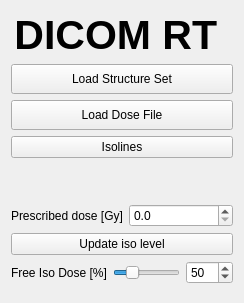
This is Plugins/org.mitk.dicomrtview/src/internal/DcmRTVControls.ui in MITK/MITK as Qt 5 draws it before an edit. The edited form follows.
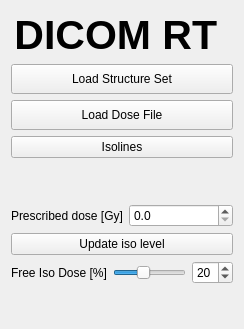
This is the edited form.

Commit message: cleaned up the used shader files

Diff of the .ui file:
```diff
--- a/Plugins/org.mitk.dicomrtview/src/internal/DcmRTVControls.ui
+++ b/Plugins/org.mitk.dicomrtview/src/internal/DcmRTVControls.ui
@@ -7,7 +7,7 @@
     <x>0</x>
     <y>0</y>
     <width>244</width>
-    <height>303</height>
+    <height>329</height>
    </rect>
   </property>
   <property name="minimumSize">
@@ -152,13 +152,13 @@
      <item>
       <widget class="QSlider" name="freeSlider">
        <property name="maximum">
-        <number>200</number>
+        <number>50</number>
        </property>
        <property name="value">
-        <number>48</number>
+        <number>20</number>
        </property>
        <property name="sliderPosition">
-        <number>48</number>
+        <number>20</number>
        </property>
        <property name="orientation">
         <enum>Qt::Horizontal</enum>
@@ -168,10 +168,10 @@
      <item>
       <widget class="QSpinBox" name="freeBox">
        <property name="maximum">
-        <number>200</number>
+        <number>50</number>
        </property>
        <property name="value">
-        <number>50</number>
+        <number>20</number>
        </property>
       </widget>
      </item>
```
The commit also changes 2 other files.
